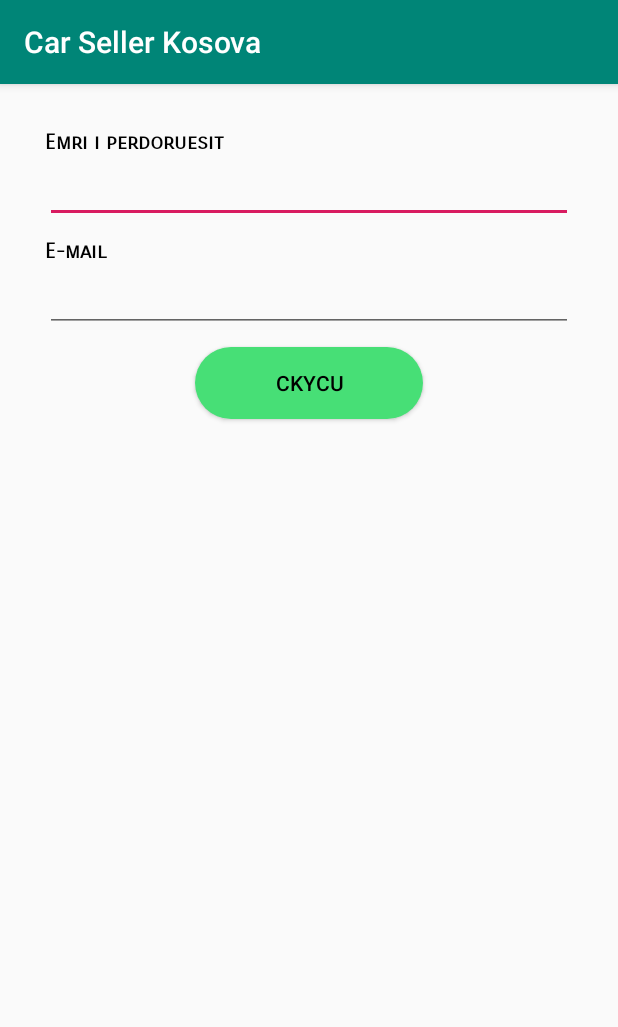
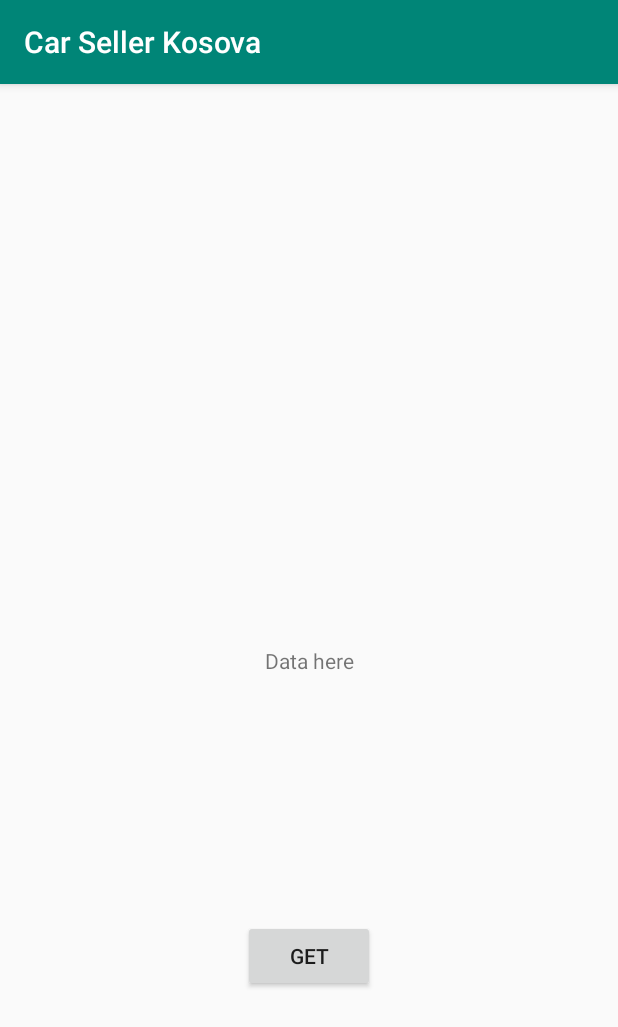
Before and after one commit to medushi/car-seller-xk, an Android app: the screen it shows after launch (MainActivity before the commit, TestPurposeActivity after it), on a phone screen of 412 x 824 dp. Shown: the top 1027 px of the screen. Run offline under Robolectric (Android 15) with nearby library versions, the phone set to English and light mode, and no system bars; our stand-ins replace Firebase (no records; nobody signed in at launch, a user with empty details on screens opened directly).

Commit message:
Reorganized project structure for easier mainterance Added TestActivity for internal use only. Tested firebase real time database connection and structured login/register backend

```diff
--- a/app/src/main/java/com/example/carsellerxk/Login.java
+++ b/app/src/main/java/com/example/carsellerxk/Activities/Login.java
@@ -1,4 +1,4 @@
-package com.example.carsellerxk;
+package com.example.carsellerxk.Activities;
 
 import androidx.appcompat.app.AppCompatActivity;
 
@@ -8,6 +8,8 @@ import android.view.View;
 import android.widget.Button;
 import android.widget.EditText;
 import android.widget.TextView;
+
+import com.example.carsellerxk.R;
 
 public class Login extends AppCompatActivity implements View.OnClickListener {
 
--- a/app/src/main/java/com/example/carsellerxk/MainActivity.java
+++ b/app/src/main/java/com/example/carsellerxk/Activities/MainActivity.java
@@ -1,4 +1,4 @@
-package com.example.carsellerxk;
+package com.example.carsellerxk.Activities;
 
 import androidx.appcompat.app.AppCompatActivity;
 
@@ -7,6 +7,8 @@ import android.os.Bundle;
 import android.view.View;
 import android.widget.Button;
 import android.widget.EditText;
+
+import com.example.carsellerxk.R;
 
 public class MainActivity extends AppCompatActivity implements View.OnClickListener {
 
--- a/app/src/main/java/com/example/carsellerxk/Register.java
+++ b/app/src/main/java/com/example/carsellerxk/Activities/Register.java
@@ -1,4 +1,4 @@
-package com.example.carsellerxk;
+package com.example.carsellerxk.Activities;
 
 import androidx.appcompat.app.AppCompatActivity;
 
@@ -6,6 +6,8 @@ import android.os.Bundle;
 import android.view.View;
 import android.widget.Button;
 import android.widget.EditText;
+
+import com.example.carsellerxk.R;
 
 public class Register extends AppCompatActivity implements View.OnClickListener {
 
--- /dev/null
+++ b/app/src/main/java/com/example/carsellerxk/Activities/TestPurposeActivity.java
@@ -0,0 +1,67 @@
+package com.example.carsellerxk.Activities;
+
+import androidx.annotation.NonNull;
+import androidx.appcompat.app.AppCompatActivity;
+
+import android.os.Bundle;
+import android.util.Log;
+import android.view.View;
+import android.widget.Button;
+import android.widget.TextView;
+import android.widget.Toast;
+
+import com.example.carsellerxk.Helpers.TestingPurposeHelpers;
+import com.example.carsellerxk.Models.TestModel;
+import com.example.carsellerxk.R;
+import com.google.firebase.database.DataSnapshot;
+import com.google.firebase.database.DatabaseError;
+import com.google.firebase.database.DatabaseReference;
+import com.google.firebase.database.FirebaseDatabase;
+import com.google.firebase.database.ValueEventListener;
+
+import java.util.ArrayList;
+import java.util.HashMap;
+import java.util.List;
+
+public class TestPurposeActivity extends AppCompatActivity {
+
+    TextView tvTest;
+    Button btnTest;
+
+    DatabaseReference _dbReference;
+    List<TestModel> _testlist =new ArrayList<>();
+    String _nextUserIdToInsert;
+
+    @Override
+    protected void onCreate(Bundle savedInstanceState) {
+        super.onCreate(savedInstanceState);
+        setContentView(R.layout.activity_test_purpose);
+        tvTest = (TextView) findViewById(R.id.tvTest);
+        btnTest = (Button) findViewById(R.id.btnTest);
+
+        _dbReference = FirebaseDatabase.getInstance().getReference().child("login");
+        _dbReference.addValueEventListener(new ValueEventListener() {
+            @Override
+            public void onDataChange(@NonNull DataSnapshot dataSnapshot) {
+                for(DataSnapshot dsp : dataSnapshot.getChildren())
+                {
+//                       _testlist.add(new TestModel((String)dsp.child("username").getValue(),"",1));
+                }
+                _nextUserIdToInsert="uid"+(int)(dataSnapshot.getChildrenCount()+1);
+            }
+            @Override
+            public void onCancelled(@NonNull DatabaseError databaseError) {
+                Toast.makeText(getApplicationContext(),"Error fetching/reading from firebase database",Toast.LENGTH_LONG);
+            }
+        });
+
+        btnTest.setOnClickListener(new View.OnClickListener() {
+            @Override
+            public void onClick(View v) {
+//                tvTest.setText(_testlist.get(0).getUserEmail());
+                _dbReference.child(_nextUserIdToInsert).setValue(new TestModel("test@test.com","testpw",_nextUserIdToInsert));
+//                TestingPurposeHelpers.set_currentUser();
+            }
+        });
+    }
+}
--- a/app/src/main/res/layout/activity_login.xml
+++ b/app/src/main/res/layout/activity_login.xml
@@ -11,7 +11,7 @@
         android:layout_height="match_parent"
         android:orientation="vertical"
         android:padding="30dp"
-        tools:context=".Login">
+        tools:context=".Activities.Login">
 
         <TextView
             android:layout_width="wrap_content"
--- a/app/src/main/res/layout/activity_main.xml
+++ b/app/src/main/res/layout/activity_main.xml
@@ -5,7 +5,7 @@
     android:layout_width="match_parent"
     android:padding="30dp"
     android:layout_height="match_parent"
-    tools:context=".Login">
+    tools:context=".Activities.Login">
 
 
 
--- a/app/src/main/res/layout/activity_register.xml
+++ b/app/src/main/res/layout/activity_register.xml
@@ -5,7 +5,7 @@
     android:layout_width="match_parent"
     android:padding="30dp"
     android:layout_height="match_parent"
-    tools:context=".Login">
+    tools:context=".Activities.Login">
 
 
 
--- /dev/null
+++ b/app/src/main/res/layout/activity_test_purpose.xml
@@ -0,0 +1,30 @@
+<?xml version="1.0" encoding="utf-8"?>
+<androidx.constraintlayout.widget.ConstraintLayout xmlns:android="http://schemas.android.com/apk/res/android"
+    xmlns:app="http://schemas.android.com/apk/res-auto"
+    xmlns:tools="http://schemas.android.com/tools"
+    android:layout_width="match_parent"
+    android:layout_height="match_parent"
+    tools:context=".Activities.TestPurposeActivity">
+
+    <TextView
+        android:id="@+id/tvTest"
+        android:layout_width="wrap_content"
+        android:layout_height="wrap_content"
+        android:text="Data here"
+        app:layout_constraintBottom_toBottomOf="parent"
+        app:layout_constraintEnd_toEndOf="parent"
+        app:layout_constraintStart_toStartOf="parent"
+        app:layout_constraintTop_toTopOf="parent">
+    </TextView>
+
+    <Button
+        android:layout_width="wrap_content"
+        android:layout_height="wrap_content"
+        android:text="Get"
+        android:id="@+id/btnTest"
+        app:layout_constraintBottom_toBottomOf="parent"
+        app:layout_constraintEnd_toEndOf="parent"
+        app:layout_constraintStart_toStartOf="parent"
+        app:layout_constraintTop_toBottomOf="@+id/tvTest"></Button>
+
+</androidx.constraintlayout.widget.ConstraintLayout>
```
Also changed, not shown: app/src/main/AndroidManifest.xml (+12 -3 lines), app/src/main/java/com/example/carsellerxk/Helpers/TestingPurposeHelpers.java (added, +21 -0 lines), app/src/main/java/com/example/carsellerxk/Models/TestModel.java (added, +37 -0 lines).
